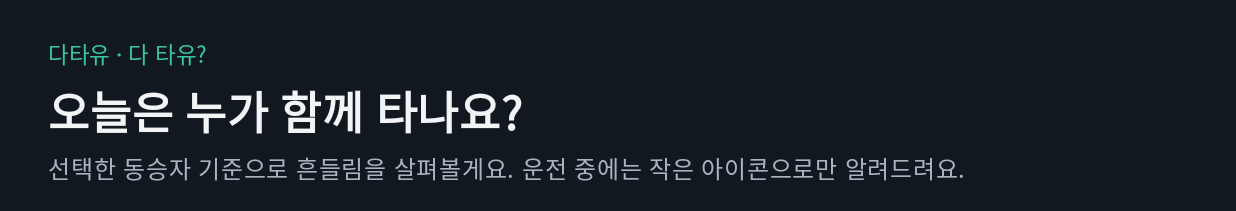
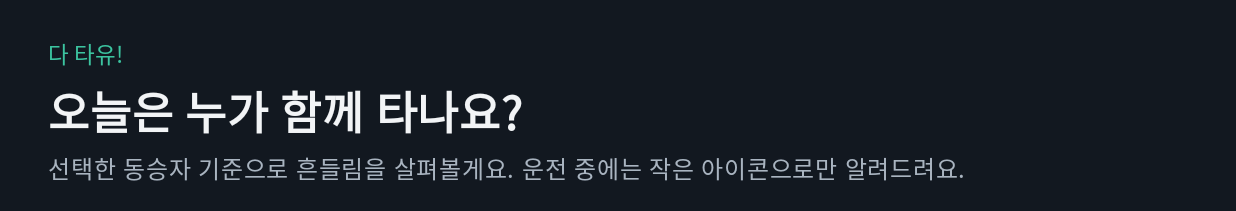
Before and after one commit to YD-team-account/data-you, an Android app built with Jetpack Compose: the screen it shows after launch (MainActivity), on a phone screen of 824 x 412 dp (held sideways). Shown: the top 211 px of the screen. Run offline under Robolectric (Android 15) with nearby library versions, the phone set to English and light mode, and no system bars; pictures from the network do not load.

Commit message:
Rename app to '다 타유!' and team to Team-YD (용감한 두녀석)
- App label, start screen, trip report header, docs, prototype and overview
- README footer credits Team-YD

Co-Authored-By: Claude Opus 5.5 <noreply@anthropic.com>
Claude-Session: https://claude.ai/code/session_01BbDhi5dqPA6j65TagedgLk

```diff
--- a/app/src/main/assets/animations/reactions.json
+++ b/app/src/main/assets/animations/reactions.json
@@ -1,6 +1,6 @@
 {
   "version": 1,
-  "note": "다타유 캐릭터 반응 동작. 형식: docs/design/character-animation.md",
+  "note": "다 타유! 캐릭터 반응 동작. 형식: docs/design/character-animation.md",
   "reactions": {
     "LEAN_BACK": {
       "durationMs": 650,
--- a/app/src/main/kotlin/team/datayou/app/ui/DriveScreen.kt
+++ b/app/src/main/kotlin/team/datayou/app/ui/DriveScreen.kt
@@ -53,7 +53,7 @@ import kotlin.math.roundToInt
 import kotlin.math.sin
 
 /**
- * 주행 화면. 실제 차량에서는 내비게이션이 이 자리에 있고, 다타유는 오른쪽 아래 칩만 그린다.
+ * 주행 화면. 실제 차량에서는 내비게이션이 이 자리에 있고, ‘다 타유!’는 오른쪽 아래 칩만 그린다.
  * M2에서는 내비 대신 추상 지도를 그려 시연한다.
  */
 @Composable
@@ -106,7 +106,7 @@ fun DriveScreen(s: Screen.Driving, vm: DataYouActions) {
             Text("km/h", color = Palette.muted, fontSize = 14.sp, modifier = Modifier.padding(bottom = 4.dp))
         }
 
-        // 다타유 칩: 주행 중 유일한 표시. 편안하면 숨김.
+        // 다 타유! 칩: 주행 중 유일한 표시. 편안하면 숨김.
         val focus = s.focus
         // 편안 단계에서도 반응 직후나 부드러운 주행(휴식 표정) 중에는 보인다
         AnimatedVisibility(
--- a/app/src/main/kotlin/team/datayou/app/ui/StartScreen.kt
+++ b/app/src/main/kotlin/team/datayou/app/ui/StartScreen.kt
@@ -44,7 +44,7 @@ fun StartScreen(s: Screen.Start, vm: DataYouActions) {
         verticalArrangement = Arrangement.spacedBy(18.dp),
     ) {
         Column(verticalArrangement = Arrangement.spacedBy(4.dp)) {
-            Text("다타유 · 다 타유?", color = Palette.comfort, fontSize = 15.sp, fontWeight = FontWeight.Medium)
+            Text("다 타유!", color = Palette.comfort, fontSize = 15.sp, fontWeight = FontWeight.Medium)
             Text("오늘은 누가 함께 타나요?", color = Palette.text, fontSize = 30.sp, fontWeight = FontWeight.SemiBold)
             Text("선택한 동승자 기준으로 흔들림을 살펴볼게요. 운전 중에는 작은 아이콘으로만 알려드려요.", color = Palette.muted, fontSize = 16.sp)
         }
--- a/app/src/main/res/values/strings.xml
+++ b/app/src/main/res/values/strings.xml
@@ -1,4 +1,4 @@
 <?xml version="1.0" encoding="utf-8"?>
 <resources>
-    <string name="app_name">다타유</string>
+    <string name="app_name">다 타유!</string>
 </resources>
--- a/core-engine/src/main/kotlin/team/datayou/engine/DataYouEngine.kt
+++ b/core-engine/src/main/kotlin/team/datayou/engine/DataYouEngine.kt
@@ -16,7 +16,7 @@ import team.datayou.engine.signal.BandPass
 import team.datayou.engine.signal.SignalProcessor
 
 /**
- * 다타유 엔진 진입점. 안드로이드 의존성이 없는 순수 Kotlin이라
+ * 다 타유! 엔진 진입점. 안드로이드 의존성이 없는 순수 Kotlin이라
  * 앱(AAOS)·CLI·테스트 어디서나 같은 코드로 동작한다.
  *
  * 사용법:
--- a/core-engine/src/main/kotlin/team/datayou/engine/report/TripRecorder.kt
+++ b/core-engine/src/main/kotlin/team/datayou/engine/report/TripRecorder.kt
@@ -87,7 +87,7 @@ data class TripReport(
     val smoothTrip: Boolean,
 ) {
     fun toText(): String = buildString {
-        appendLine("── 다타유 주행 리포트 ──")
+        appendLine("── 다 타유! 주행 리포트 ──")
         appendLine("주행 %.1f분 · %.1fkm".format(durationMin, distanceKm))
         if (smoothTrip) appendLine("부드러운 주행이었어요. 동승자 모두 편안했어요.")
         for (p in passengers) {
```
Also changed, not shown: 8 other files.
